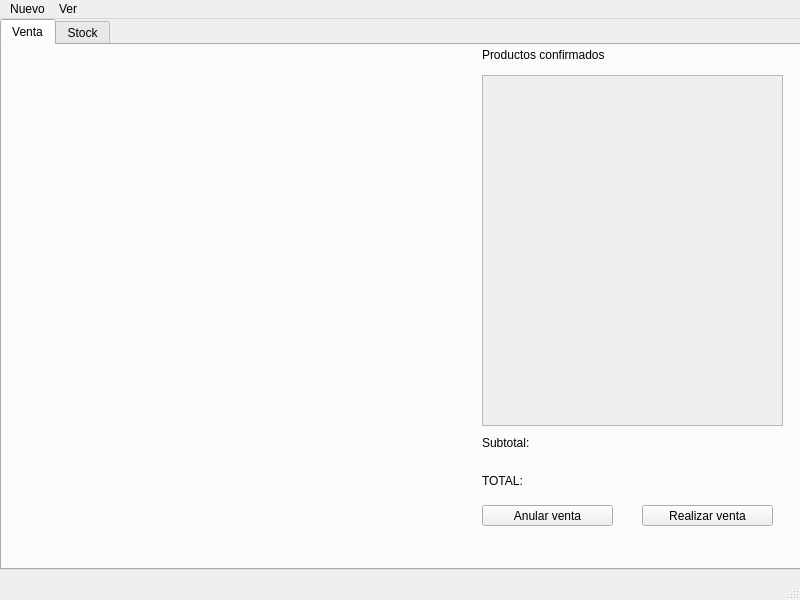
Qt form UserInterface/Main.ui (TheFuzzProgrammer/PyStockViewer) before a commit.
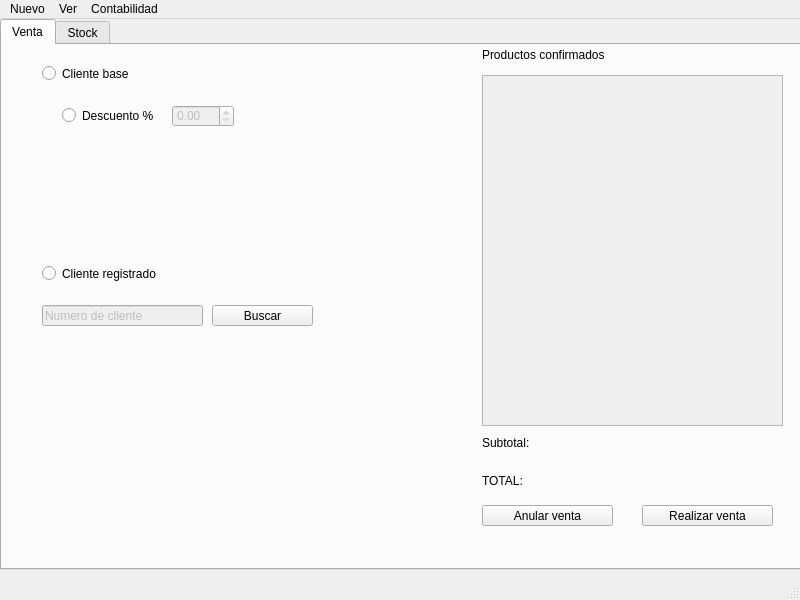
The same form after that commit.

Diff of the .ui file:
```diff
--- a/UserInterface/Main.ui
+++ b/UserInterface/Main.ui
@@ -139,6 +139,102 @@
        <string>Subtotal:</string>
       </property>
      </widget>
+     <widget class="QLineEdit" name="lineEdit">
+      <property name="enabled">
+       <bool>false</bool>
+      </property>
+      <property name="geometry">
+       <rect>
+        <x>40</x>
+        <y>260</y>
+        <width>161</width>
+        <height>21</height>
+       </rect>
+      </property>
+      <property name="styleSheet">
+       <string notr="true">font: 10pt &quot;MS Shell Dlg 2&quot; rgb(132, 132, 132);</string>
+      </property>
+      <property name="text">
+       <string>Numero de cliente</string>
+      </property>
+     </widget>
+     <widget class="QPushButton" name="pushButton">
+      <property name="geometry">
+       <rect>
+        <x>210</x>
+        <y>260</y>
+        <width>101</width>
+        <height>21</height>
+       </rect>
+      </property>
+      <property name="text">
+       <string>Buscar</string>
+      </property>
+     </widget>
+     <widget class="QRadioButton" name="radioButton">
+      <property name="enabled">
+       <bool>true</bool>
+      </property>
+      <property name="geometry">
+       <rect>
+        <x>40</x>
+        <y>220</y>
+        <width>151</width>
+        <height>17</height>
+       </rect>
+      </property>
+      <property name="text">
+       <string>Cliente registrado</string>
+      </property>
+      <property name="checked">
+       <bool>false</bool>
+      </property>
+     </widget>
+     <widget class="QRadioButton" name="radioButton_3">
+      <property name="enabled">
+       <bool>true</bool>
+      </property>
+      <property name="geometry">
+       <rect>
+        <x>40</x>
+        <y>20</y>
+        <width>151</width>
+        <height>17</height>
+       </rect>
+      </property>
+      <property name="text">
+       <string>Cliente base</string>
+      </property>
+      <property name="checked">
+       <bool>false</bool>
+      </property>
+     </widget>
+     <widget class="QDoubleSpinBox" name="discount">
+      <property name="enabled">
+       <bool>false</bool>
+      </property>
+      <property name="geometry">
+       <rect>
+        <x>170</x>
+        <y>60</y>
+        <width>62</width>
+        <height>22</height>
+       </rect>
+      </property>
+     </widget>
+     <widget class="QRadioButton" name="radioButton_2">
+      <property name="geometry">
+       <rect>
+        <x>60</x>
+        <y>60</y>
+        <width>111</width>
+        <height>21</height>
+       </rect>
+      </property>
+      <property name="text">
+       <string>Descuento %</string>
+      </property>
+     </widget>
     </widget>
     <widget class="QWidget" name="tab_2">
      <attribute name="title">
@@ -192,8 +288,18 @@
     <addaction name="menuBuscar_venta"/>
     <addaction name="menuEstadisticas"/>
    </widget>
+   <widget class="QMenu" name="menuContabilidad">
+    <property name="title">
+     <string>Contabilidad</string>
+    </property>
+    <addaction name="actionModificar_IVA"/>
+    <addaction name="actionEstadistica_de_vendedor"/>
+    <addaction name="actionGanancias_semanales"/>
+    <addaction name="actionReporte_mensual_global"/>
+   </widget>
    <addaction name="menuNuevo"/>
    <addaction name="menuVer"/>
+   <addaction name="menuContabilidad"/>
   </widget>
   <widget class="QStatusBar" name="statusbar"/>
   <action name="actionProducto">
```
Left out of the diff: 26 changed lines with no effect on the pictures.
